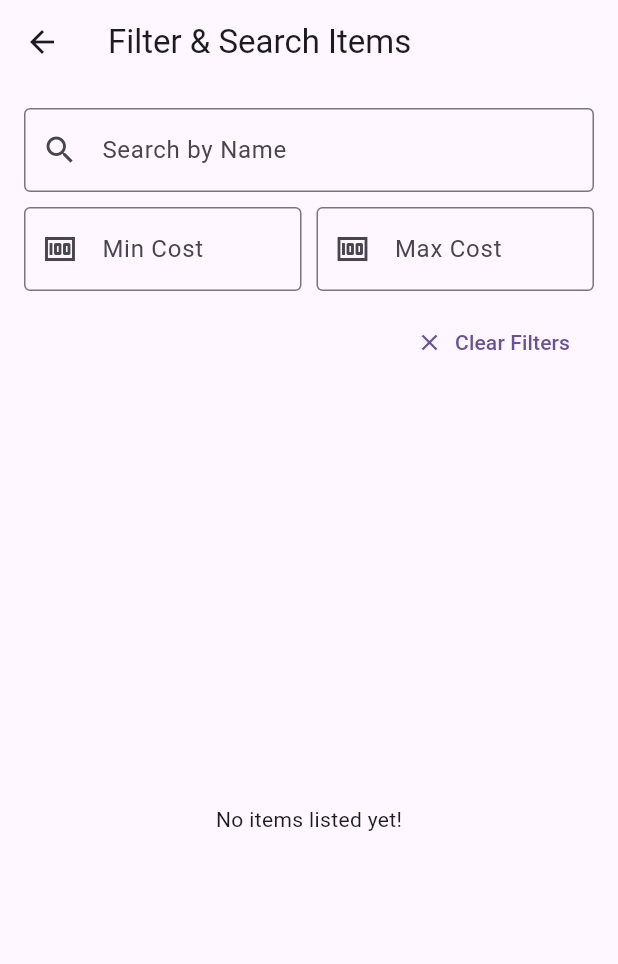
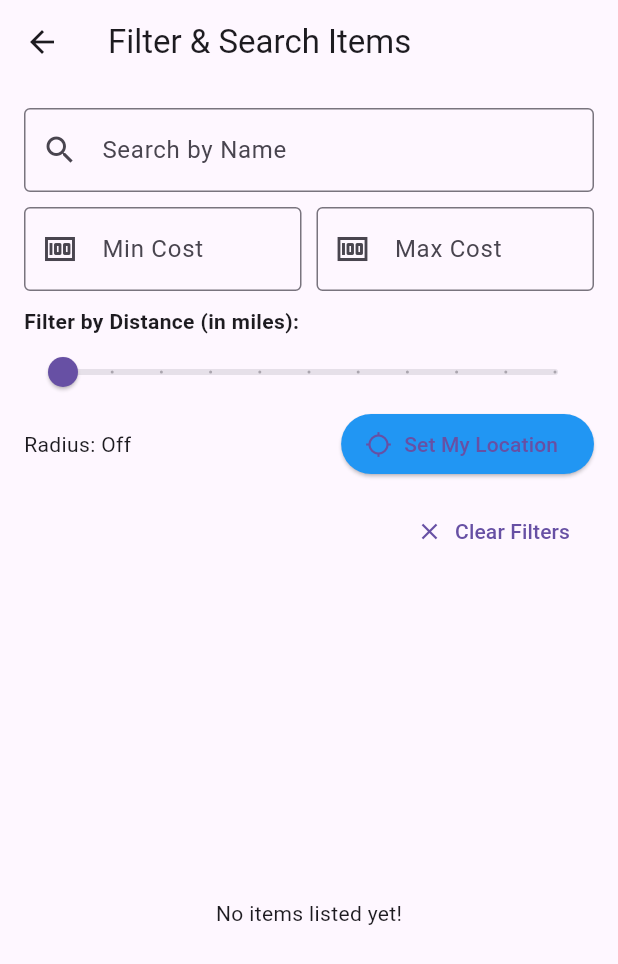
Before and after one commit to bplpriya/MAD_Project1_Campus_Swap_and_Freecycle, a Flutter app: the FilterSearchScreen screen opened by its route, on a phone screen of 412 x 824 dp. Shown: the top 964 px of the screen. Run offline on Flutter 3.47's test engine with Material 3 defaults, Android fonts, the light colour scheme and no system bars; our stand-ins replace cloud_firestore, firebase_auth, firebase_core, geolocator, image_picker; accounts and stored records are empty.

Commit message:
Added location filer by radius in miles

```diff
--- a/lib/screens/filter_search_screen.dart
+++ b/lib/screens/filter_search_screen.dart
@@ -2,6 +2,7 @@
 
 import 'package:flutter/material.dart';
 import 'package:cloud_firestore/cloud_firestore.dart';
+import 'package:geolocator/geolocator.dart';
 import '../models/item_model.dart';
 import 'item_details_screen.dart';
 
@@ -16,6 +17,14 @@ class _FilterSearchScreenState extends State<FilterSearchScreen> {
   String _searchQuery = '';
   int? _minTokenCost;
   int? _maxTokenCost;
+
+  // --- LOCATION STATE ---
+  bool _isLocating = false;
+  double? _userLatitude;
+  double? _userLongitude;
+  double _filterRadiusMiles = 0.0; // 0.0 means filter is off (NOW IN MILES)
+  // --------------------------
+
   final TextEditingController _searchController = TextEditingController();
   final TextEditingController _minCostController = TextEditingController();
   final TextEditingController _maxCostController = TextEditingController();
@@ -26,9 +35,8 @@ class _FilterSearchScreenState extends State<FilterSearchScreen> {
     return FirebaseFirestore.instance.collection('items').orderBy('createdAt', descending: true);
   }
 
-  // --- Filter/Search logic ---
+  // --- Filter/Search logic Helpers ---
 
-  // Update min cost filter
   void _updateMinCost(String value) {
     final cost = int.tryParse(value.trim());
     setState(() {
@@ -36,7 +44,6 @@ class _FilterSearchScreenState extends State<FilterSearchScreen> {
     });
   }
 
-  // Update max cost filter
   void _updateMaxCost(String value) {
     final cost = int.tryParse(value.trim());
     setState(() {
@@ -44,40 +51,100 @@ class _FilterSearchScreenState extends State<FilterSearchScreen> {
     });
   }
 
-  // Update search query
   void _updateSearchQuery(String query) {
     setState(() {
       _searchQuery = query.toLowerCase().trim();
     });
   }
 
-  // NEW: Clear all filters and update the state
   void _clearFilters() {
     setState(() {
       _searchQuery = '';
       _minTokenCost = null;
       _maxTokenCost = null;
+      _userLatitude = null;
+      _userLongitude = null;
+      _filterRadiusMiles = 0.0;
       _searchController.clear();
       _minCostController.clear();
       _maxCostController.clear();
     });
   }
 
+  // Location fetching logic (to set the user's current location for filtering)
+  Future<void> _getCurrentLocationForFilter() async {
+    setState(() => _isLocating = true);
+
+    try {
+      bool serviceEnabled = await Geolocator.isLocationServiceEnabled();
+      if (!serviceEnabled) {
+        throw 'Location services are disabled.';
+      }
+
+      LocationPermission permission = await Geolocator.checkPermission();
+      if (permission == LocationPermission.denied) {
+        permission = await Geolocator.requestPermission();
+        if (permission == LocationPermission.denied) {
+          throw 'Location permissions are denied.';
+        }
+      }
+
+      Position position = await Geolocator.getCurrentPosition(
+          desiredAccuracy: LocationAccuracy.high);
+
+      setState(() {
+        _userLatitude = position.latitude;
+        _userLongitude = position.longitude;
+      });
+
+      ScaffoldMessenger.of(context).showSnackBar(
+        const SnackBar(content: Text('Your location is set for filtering.')),
+      );
+
+    } catch (e) {
+      ScaffoldMessenger.of(context)
+          .showSnackBar(SnackBar(content: Text('Error getting location: $e')));
+      setState(() {
+        _userLatitude = null;
+        _userLongitude = null;
+      });
+    } finally {
+      setState(() => _isLocating = false);
+    }
+  }
+
+  // Utility method to calculate distance in Miles (meters * 0.000621371)
+  double _calculateDistanceMiles(double itemLat, double itemLong) {
+    if (_userLatitude == null || _userLongitude == null) {
+      return double.infinity; // Cannot calculate distance without user location
+    }
+    // Geolocator returns distance in meters
+    final distanceMeters = Geolocator.distanceBetween(
+      _userLatitude!,
+      _userLongitude!,
+      itemLat,
+      itemLong,
+    );
+    // Conversion factor for meters to miles: 1 meter = 0.000621371 miles
+    return distanceMeters * 0.000621371;
+  }
+
   // Check if an item matches the current filters
   bool _itemMatchesFilters(Item item) {
-    // Filter by min token cost
-    if (_minTokenCost != null && item.tokenCost < _minTokenCost!) {
-      return false;
-    }
+    // Filter by cost and name
+    if (_minTokenCost != null && item.tokenCost < _minTokenCost!) return false;
+    if (_maxTokenCost != null && item.tokenCost > _maxTokenCost!) return false;
+    if (_searchQuery.isNotEmpty && !item.name.toLowerCase().contains(_searchQuery)) return false;
 
-    // Filter by max token cost
-    if (_maxTokenCost != null && item.tokenCost > _maxTokenCost!) {
-      return false;
-    }
+    // NEW: Filter by distance (in Miles)
+    if (_filterRadiusMiles > 0.0 && _userLatitude != null && _userLongitude != null) {
+      // Skip items with default coordinates (0,0) as they can skew distance calculations
+      if (item.latitude == 0.0 && item.longitude == 0.0) return false;
 
-    // Filter by name (case-insensitive substring match)
-    if (_searchQuery.isNotEmpty && !item.name.toLowerCase().contains(_searchQuery)) {
-      return false;
+      final distance = _calculateDistanceMiles(item.latitude, item.longitude);
+      if (distance > _filterRadiusMiles) {
+        return false;
+      }
     }
 
     return true;
@@ -92,6 +159,48 @@ class _FilterSearchScreenState extends State<FilterSearchScreen> {
   }
 
   // --- Widget Builders ---
+
+  Widget _buildDistanceFilter() {
+    return Column(
+      crossAxisAlignment: CrossAxisAlignment.start,
+      children: [
+        const SizedBox(height: 10),
+        const Text('Filter by Distance (in miles):', style: TextStyle(fontWeight: FontWeight.bold)),
+        Slider(
+          value: _filterRadiusMiles,
+          min: 0,
+          max: 10, // Max 10 miles filter
+          divisions: 10,
+          label: _filterRadiusMiles == 0.0 ? 'Off' : '${_filterRadiusMiles.toStringAsFixed(1)} miles',
+          onChanged: (double value) {
+            setState(() {
+              _filterRadiusMiles = value;
+            });
+          },
+        ),
+        Row(
+          mainAxisAlignment: MainAxisAlignment.spaceBetween,
+          children: [
+            Text('Radius: ${_filterRadiusMiles == 0.0 ? 'Off' : '${_filterRadiusMiles.toStringAsFixed(1)} miles'}'),
+            ElevatedButton.icon(
+              onPressed: _isLocating ? null : _getCurrentLocationForFilter,
+              icon: _isLocating
+                  ? const SizedBox(
+                      width: 15,
+                      height: 15,
+                      child: CircularProgressIndicator(color: Colors.white, strokeWidth: 2),
+                    )
+                  : const Icon(Icons.location_searching, size: 18),
+              label: Text(_userLatitude == null ? 'Set My Location' : 'Location Set'),
+              style: ElevatedButton.styleFrom(
+                backgroundColor: _userLatitude != null ? Colors.green : Colors.blue,
+              ),
+            ),
+          ],
+        ),
+      ],
+    );
+  }
 
   Widget _buildFilterFields() {
     return Padding(
@@ -137,8 +246,8 @@ class _FilterSearchScreenState extends State<FilterSearchScreen> {
               ),
             ],
           ),
+          _buildDistanceFilter(), // <--- NEW DISTANCE FILTER
           const SizedBox(height: 10),
-          // NEW: Clear Filters Button
           Align(
             alignment: Alignment.centerRight,
             child: TextButton.icon(
@@ -153,6 +262,12 @@ class _FilterSearchScreenState extends State<FilterSearchScreen> {
   }
 
   Widget _buildItemTile(BuildContext context, Item item, String sellerId) {
+    double distanceMiles = _calculateDistanceMiles(item.latitude, item.longitude);
+    // Only display distance if user location is set and calculation is valid
+    String distanceText = distanceMiles.isFinite && distanceMiles < double.infinity
+        ? ' - ${distanceMiles.toStringAsFixed(2)} miles away'
+        : '';
+
     return ListTile(
       leading: SizedBox(
         width: 50.0,
@@ -169,7 +284,7 @@ class _FilterSearchScreenState extends State<FilterSearchScreen> {
             : const Icon(Icons.inventory, size: 40),
       ),
       title: Text(item.name),
-      subtitle: Text('Cost: ${item.tokenCost} Tokens'),
+      subtitle: Text('Cost: ${item.tokenCost} Tokens${distanceText}'),
       onTap: () async {
         String sellerName = 'Unknown';
         if (sellerId.isNotEmpty) {
```
